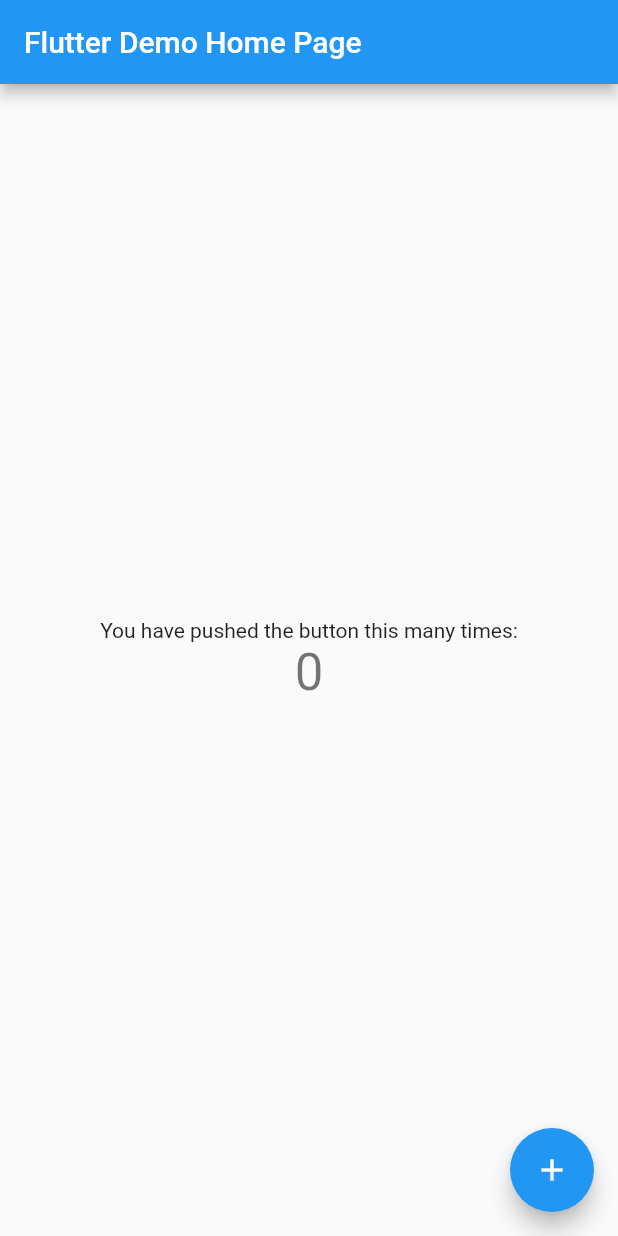
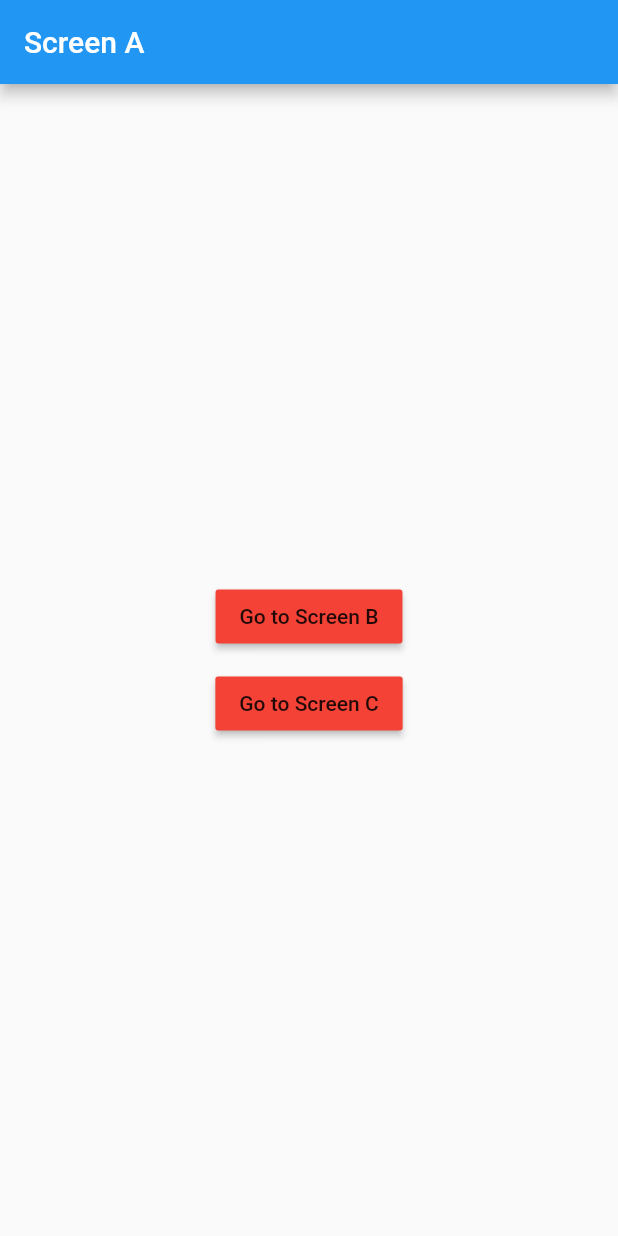
Before and after one commit to s11verz/weather_app, a Flutter app: the screen it shows after launch, on a phone screen of 412 x 824 dp. Run offline on Flutter 3.47's test engine with Material 2 defaults, Android fonts, the phone set to English and light mode, and no system bars.

Commit message:
기본 설정

```diff
--- a/lib/main.dart
+++ b/lib/main.dart
@@ -1,115 +1,28 @@
+// ignore_for_file: prefer_const_constructors
 import 'package:flutter/material.dart';
+import 'package:weather_app/screen_a.dart';
+import 'package:weather_app/screen_b.dart';
+import 'package:weather_app/screen_c.dart';
+
 
 void main() {
-  runApp(const MyApp());
+  runApp(MyApp());
 }
 
 class MyApp extends StatelessWidget {
-  const MyApp({Key? key}) : super(key: key);
-
-  // This widget is the root of your application.
   @override
   Widget build(BuildContext context) {
     return MaterialApp(
-      title: 'Flutter Demo',
+      title: 'Weather app',
       theme: ThemeData(
-        // This is the theme of your application.
-        //
-        // Try running your application with "flutter run". You'll see the
-        // application has a blue toolbar. Then, without quitting the app, try
-        // changing the primarySwatch below to Colors.green and then invoke
-        // "hot reload" (press "r" in the console where you ran "flutter run",
-        // or simply save your changes to "hot reload" in a Flutter IDE).
-        // Notice that the counter didn't reset back to zero; the application
-        // is not restarted.
         primarySwatch: Colors.blue,
       ),
-      home: const MyHomePage(title: 'Flutter Demo Home Page'),
+      initialRoute: '/',
+      routes: {
+        '/' : (context) => ScreenA(),
+        '/b' : (context) => ScreenB(),
+        '/c' : (context) => ScreenC(),
+      },
     );
   }
 }
-
-class MyHomePage extends StatefulWidget {
-  const MyHomePage({Key? key, required this.title}) : super(key: key);
-
-  // This widget is the home page of your application. It is stateful, meaning
-  // that it has a State object (defined below) that contains fields that affect
-  // how it looks.
-
-  // This class is the configuration for the state. It holds the values (in this
-  // case the title) provided by the parent (in this case the App widget) and
-  // used by the build method of the State. Fields in a Widget subclass are
-  // always marked "final".
-
-  final String title;
-
-  @override
-  State<MyHomePage> createState() => _MyHomePageState();
-}
-
-class _MyHomePageState extends State<MyHomePage> {
-  int _counter = 0;
-
-  void _incrementCounter() {
-    setState(() {
-      // This call to setState tells the Flutter framework that something has
-      // changed in this State, which causes it to rerun the build method below
-      // so that the display can reflect the updated values. If we changed
-      // _counter without calling setState(), then the build method would not be
-      // called again, and so nothing would appear to happen.
-      _counter++;
-    });
-  }
-
-  @override
-  Widget build(BuildContext context) {
-    // This method is rerun every time setState is called, for instance as done
-    // by the _incrementCounter method above.
-    //
-    // The Flutter framework has been optimized to make rerunning build methods
-    // fast, so that you can just rebuild anything that needs updating rather
-    // than having to individually change instances of widgets.
-    return Scaffold(
-      appBar: AppBar(
-        // Here we take the value from the MyHomePage object that was created by
-        // the App.build method, and use it to set our appbar title.
-        title: Text(widget.title),
-      ),
-      body: Center(
-        // Center is a layout widget. It takes a single child and positions it
-        // in the middle of the parent.
-        child: Column(
-          // Column is also a layout widget. It takes a list of children and
-          // arranges them vertically. By default, it sizes itself to fit its
-          // children horizontally, and tries to be as tall as its parent.
-          //
-          // Invoke "debug painting" (press "p" in the console, choose the
-          // "Toggle Debug Paint" action from the Flutter Inspector in Android
-          // Studio, or the "Toggle Debug Paint" command in Visual Studio Code)
-          // to see the wireframe for each widget.
-          //
-          // Column has various properties to control how it sizes itself and
-          // how it positions its children. Here we use mainAxisAlignment to
-          // center the children vertically; the main axis here is the vertical
-          // axis because Columns are vertical (the cross axis would be
-          // horizontal).
-          mainAxisAlignment: MainAxisAlignment.center,
-          children: <Widget>[
-            const Text(
-              'You have pushed the button this many times:',
-            ),
-            Text(
-              '$_counter',
-              style: Theme.of(context).textTheme.headline4,
-            ),
-          ],
-        ),
-      ),
-      floatingActionButton: FloatingActionButton(
-        onPressed: _incrementCounter,
-        tooltip: 'Increment',
-        child: const Icon(Icons.add),
-      ), // This trailing comma makes auto-formatting nicer for build methods.
-    );
-  }
-}
--- /dev/null
+++ b/lib/screen_a.dart
@@ -0,0 +1,39 @@
+// ignore_for_file: prefer_const_constructors
+import 'package:flutter/material.dart';
+
+class ScreenA extends StatelessWidget {
+  const ScreenA({Key? key}) : super(key: key);
+
+  @override
+  Widget build(BuildContext context) {
+    return Scaffold(
+      appBar: AppBar(
+        title: Text('Screen A'),
+      ),
+      body: Center(
+        child: Column(
+          mainAxisAlignment: MainAxisAlignment.center,
+          children: [
+            RaisedButton(
+                color: Colors.red,
+                child: Text('Go to Screen B'),
+                onPressed: (){
+                  Navigator.pushNamed(context, '/b');
+                }
+                ),
+            SizedBox(
+              height: 10.0,
+            ),
+            RaisedButton(
+                color: Colors.red,
+                child: Text('Go to Screen C'),
+                onPressed: (){
+                  Navigator.pushNamed(context, '/c');
+                }
+            ),
+          ],
+        ),
+      ),
+    );
+  }
+}
```
Also changed, not shown: lib/screen_b.dart (added, +22 -0 lines), lib/screen_c.dart (added, +23 -0 lines), 1 other file.
